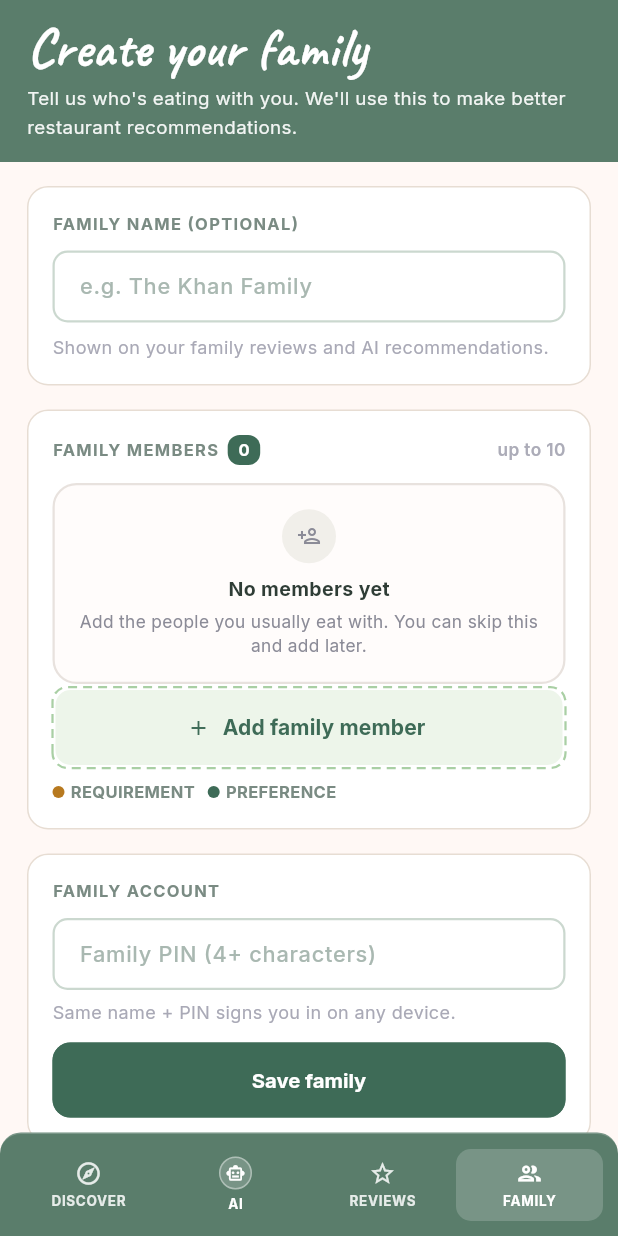
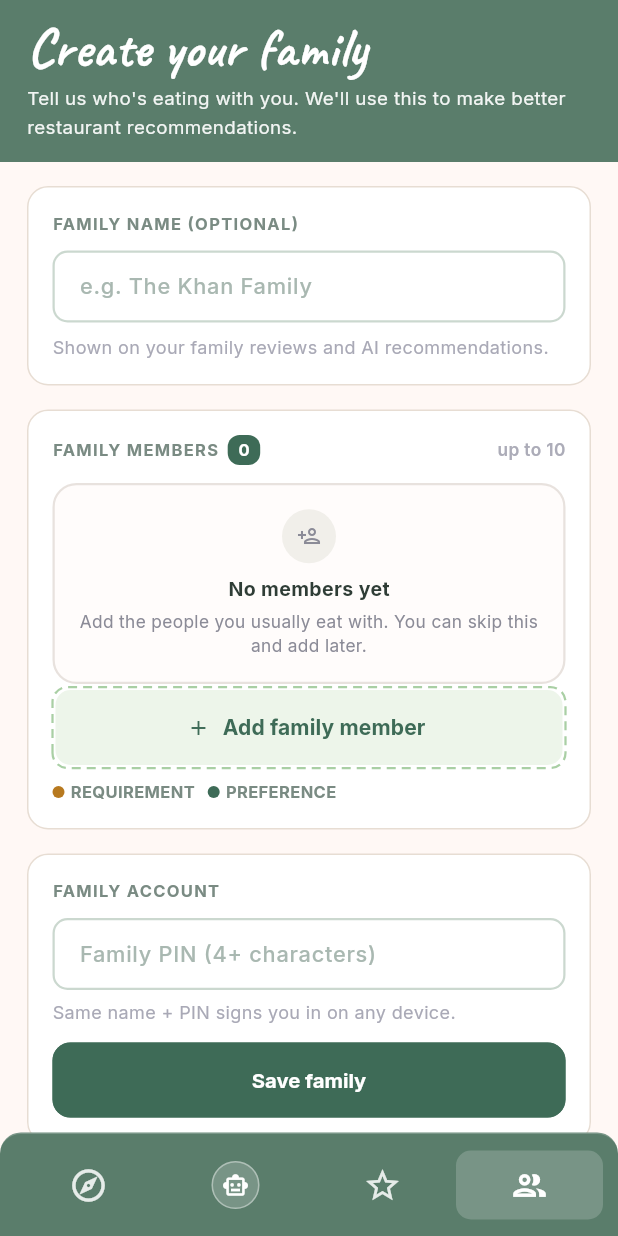
Before and after one commit to shotgun84/smac_comp, a Flutter app: the screen it shows after launch, after a tap on "Create your family", on a phone screen of 412 x 824 dp. Run offline on Flutter 3.47's test engine with Material 3 defaults, Android fonts, the phone set to English and light mode, and no system bars; drawn by our look-alikes of dotted_border; our stand-ins replace google_fonts, image_picker, shared_preferences; network calls fail.

Commit message:
Icon-only bottom nav, no AI highlight

```diff
--- a/lib/widgets/familia_widgets.dart
+++ b/lib/widgets/familia_widgets.dart
@@ -518,34 +518,20 @@ class FamiliaBottomNav extends StatelessWidget {
   final ValueChanged<String> onNav;
   const FamiliaBottomNav({super.key, required this.current, required this.onNav});
 
-  Widget item(BuildContext context, String key, IconData icon, String label) {
+  Widget item(BuildContext context, String key, IconData icon) {
     final on = current == key;
     return Expanded(
       child: GestureDetector(
         onTap: () => onNav(key),
         behavior: HitTestBehavior.opaque,
         child: Container(
-          padding: const EdgeInsets.symmetric(vertical: 7),
+          padding: const EdgeInsets.symmetric(vertical: 10),
+          alignment: Alignment.center,
           decoration: BoxDecoration(
             color: on ? Colors.white.withValues(alpha: 0.18) : Colors.transparent,
             borderRadius: BorderRadius.circular(10),
           ),
-          child: Column(
-            mainAxisSize: MainAxisSize.min,
-            children: [
-              Icon(icon, size: 18, color: on ? Colors.white : Colors.white.withValues(alpha: 0.85)),
-              const SizedBox(height: 3),
-              Text(
-                label.toUpperCase(),
-                style: GoogleFonts.inter(
-                  fontSize: 9,
-                  fontWeight: FontWeight.w700,
-                  letterSpacing: 0.05 * 9,
-                  color: on ? Colors.white : Colors.white.withValues(alpha: 0.85),
-                ),
-              ),
-            ],
-          ),
+          child: Icon(icon, size: 26, color: on ? Colors.white : Colors.white.withValues(alpha: 0.85)),
         ),
       ),
     );
@@ -553,7 +539,6 @@ class FamiliaBottomNav extends StatelessWidget {
 
   @override
   Widget build(BuildContext context) {
-    final aiOn = current == 'ai';
     return Container(
       decoration: const BoxDecoration(
         color: AppColors.sage,
@@ -563,45 +548,34 @@ class FamiliaBottomNav extends StatelessWidget {
       padding: EdgeInsets.fromLTRB(10, 8, 10, 8 + MediaQuery.of(context).padding.bottom),
       child: Row(
         children: [
-          item(context, 'home', Icons.explore_outlined, 'Discover'),
+          item(context, 'home', Icons.explore_outlined),
           Expanded(
             child: GestureDetector(
               onTap: () => onNav('ai'),
               behavior: HitTestBehavior.opaque,
               child: Container(
-                padding: const EdgeInsets.symmetric(vertical: 7),
+                padding: const EdgeInsets.symmetric(vertical: 10),
+                alignment: Alignment.center,
                 decoration: BoxDecoration(
-                  color: aiOn ? Colors.white.withValues(alpha: 0.18) : Colors.transparent,
+                  color: Colors.transparent,
                   borderRadius: BorderRadius.circular(10),
                 ),
-                child: Column(
-                  mainAxisSize: MainAxisSize.min,
-                  children: [
-                    Container(
-                      width: 22,
-                      height: 22,
-                      decoration: BoxDecoration(
-                        shape: BoxShape.circle,
-                        color: aiOn ? Colors.white : Colors.white.withValues(alpha: 0.18),
-                        border: Border.all(color: Colors.white.withValues(alpha: 0.4)),
-                      ),
-                      child: Icon(Icons.smart_toy_outlined,
-                          size: 13, color: aiOn ? AppColors.sageDark : Colors.white),
-                    ),
-                    const SizedBox(height: 3),
-                    Text('AI',
-                        style: GoogleFonts.inter(
-                            fontSize: 9,
-                            fontWeight: FontWeight.w700,
-                            letterSpacing: 0.45,
-                            color: Colors.white)),
-                  ],
+                child: Container(
+                  width: 32,
+                  height: 32,
+                  decoration: BoxDecoration(
+                    shape: BoxShape.circle,
+                    color: Colors.white.withValues(alpha: 0.18),
+                    border: Border.all(color: Colors.white.withValues(alpha: 0.4)),
+                  ),
+                  child: const Icon(Icons.smart_toy_outlined,
+                      size: 18, color: Colors.white),
                 ),
               ),
             ),
           ),
-          item(context, 'reviews', Icons.star_outline, 'Reviews'),
-          item(context, 'family', Icons.group_outlined, 'Family'),
+          item(context, 'reviews', Icons.star_outline),
+          item(context, 'family', Icons.group_outlined),
         ],
       ),
     );
```
